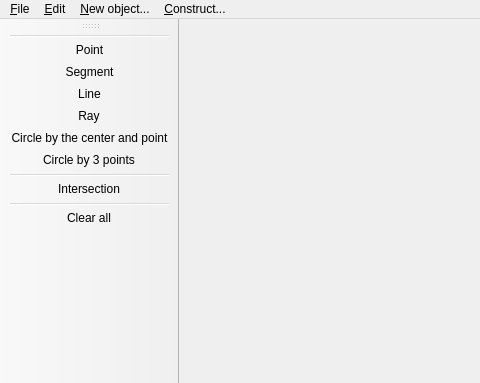
The window that geopro.ui (rusfort/GeoPro) describes before a commit, drawn with Qt 5; both pictures show x 0 to 480 and y 0 to 383 of the 849 by 546 pixel window.
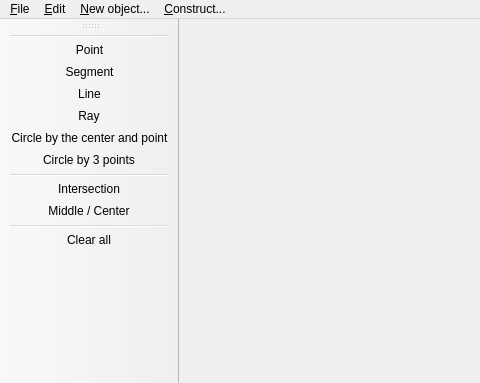
The same window after the commit. Icons and pictures are not drawn.

Commit message: Middle button added, circle intesection and existance bugs found

What changed in the file:
```diff
--- a/geopro.ui
+++ b/geopro.ui
@@ -96,6 +96,7 @@
    <addaction name="actionCircle_by_3_points"/>
    <addaction name="separator"/>
    <addaction name="actionIntersection"/>
+   <addaction name="actionMiddle_Center"/>
    <addaction name="separator"/>
    <addaction name="actionClear_all"/>
   </widget>
@@ -240,6 +241,11 @@
     <string>&amp;Intersection</string>
    </property>
   </action>
+  <action name="actionMiddle_Center">
+   <property name="text">
+    <string>Middle / Center</string>
+   </property>
+  </action>
  </widget>
  <layoutdefault spacing="6" margin="11"/>
  <resources>
```
Left out of the diff: 1 changed line with no effect on the pictures. The commit also changes 4 other files.
